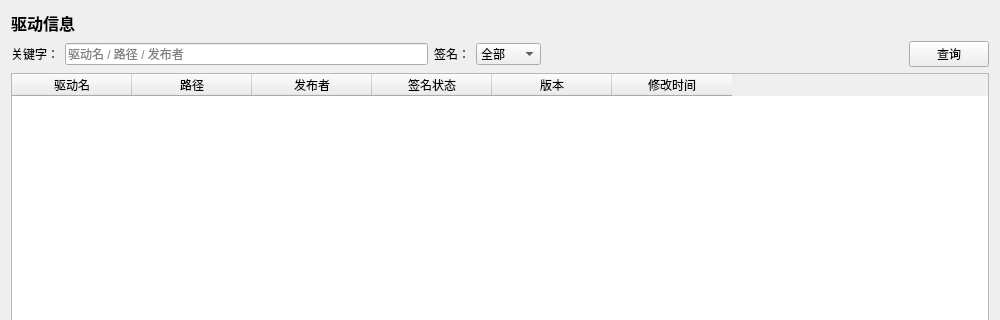
Qt form ui/DriverInfoPage.ui (rakehellsx/MaliciousDetector) before a commit; both pictures show x 0 to 1000 and y 0 to 320 of the 1000 by 650 pixel window.
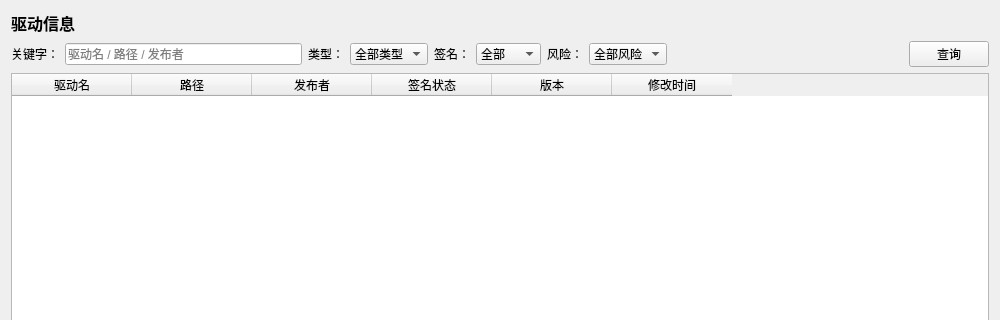
The same form after that commit.

Commit message: fix: 修复所有 .ui 控件名与源码 findChild 不一致导致的段错误

The edit to the form file:
```diff
--- a/ui/DriverInfoPage.ui
+++ b/ui/DriverInfoPage.ui
@@ -25,6 +25,17 @@
         <property name="placeholderText"><string>驱动名 / 路径 / 发布者</string></property>
        </widget>
      </item>
+     <item>
+      <widget class="QLabel" name=""><property name="text"><string>类型：</string></property></widget>
+     </item>
+     <item>
+      <widget class="QComboBox" name="m_cmbType">
+        <item><property name="text"><string>全部类型</string></property></item>
+        <item><property name="text"><string>内核驱动</string></property></item>
+        <item><property name="text"><string>设备驱动</string></property></item>
+        <item><property name="text"><string>第三方</string></property></item>
+       </widget>
+     </item>
      <item>
       <widget class="QLabel" name="">
         <property name="text"><string>签名：</string></property>
@@ -37,6 +48,17 @@
         <item><property name="text"><string>未签名</string></property></item>
        </widget>
      </item>
+     <item>
+      <widget class="QLabel" name=""><property name="text"><string>风险：</string></property></widget>
+     </item>
+     <item>
+      <widget class="QComboBox" name="m_cmbRisk">
+        <item><property name="text"><string>全部风险</string></property></item>
+        <item><property name="text"><string>高危</string></property></item>
+        <item><property name="text"><string>中危</string></property></item>
+        <item><property name="text"><string>低危</string></property></item>
+       </widget>
+     </item>
      <item>
       <spacer><property name="orientation"><enum>Qt::Horizontal</enum></property><property name="sizeHint" stdset="0"><size><width>40</width><height>20</height></size></property></spacer>
      </item>
```
The commit also changes 6 other files.
